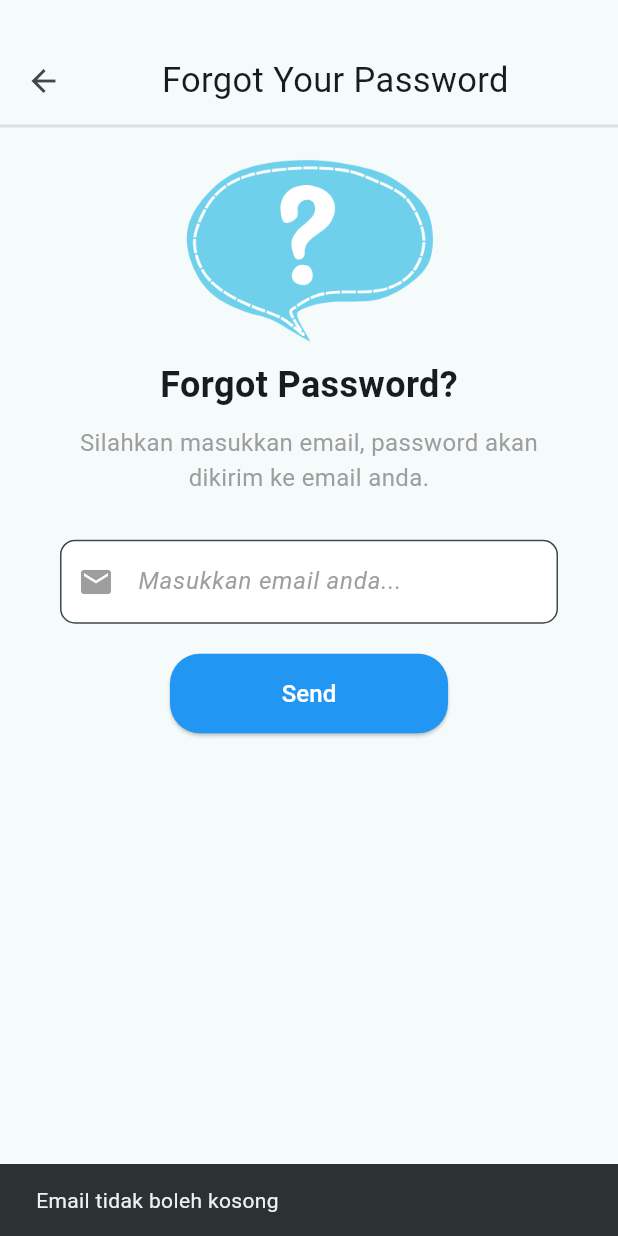
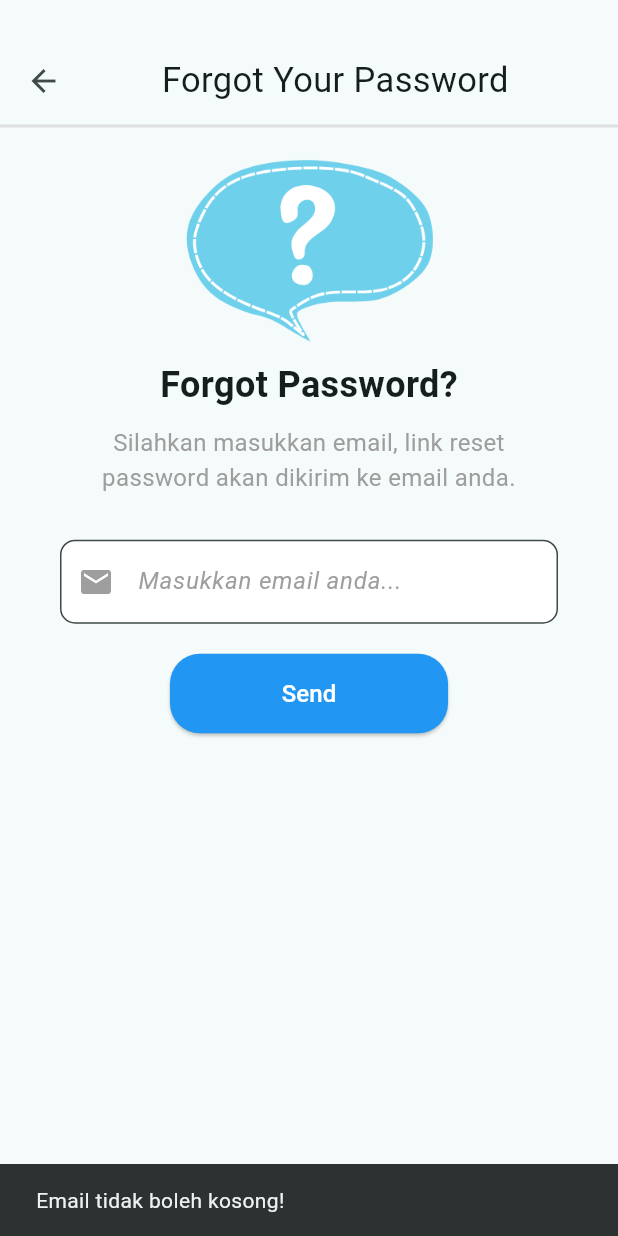
Before and after one commit to LawlietEL/nyuumon, a Flutter app: the ForgetPasswordPage screen opened by its route, after a tap on "Send", on a phone screen of 412 x 824 dp. Run offline on Flutter 3.47's test engine with Material 3 defaults, Android fonts, the phone set to English and light mode, and no system bars; our stand-ins replace bloc, cloud_firestore, equatable, firebase_auth, firebase_core, flutter_bloc and 1 more; accounts and stored records are empty.

Commit message:
Memperbaiki redaksi

```diff
--- a/lib/pages/forget_password_page.dart
+++ b/lib/pages/forget_password_page.dart
@@ -24,7 +24,9 @@ class ForgetPasswordPage extends StatelessWidget {
 
           if (state is ForgetpasswordSuccess) {
             ScaffoldMessenger.of(context).showSnackBar(
-              const SnackBar(content: Text('Password reset email sent')),
+              const SnackBar(
+                  content:
+                      Text('Link Reset Password Telah Dikirim ke Email Anda')),
             );
           } else if (state is ForgetpasswordError) {
             ScaffoldMessenger.of(context).showSnackBar(
@@ -76,7 +78,7 @@ class ForgetPasswordPage extends StatelessWidget {
               const Padding(
                 padding: EdgeInsets.symmetric(horizontal: 40),
                 child: Text(
-                  'Silahkan masukkan email, password akan dikirim ke email anda.',
+                  'Silahkan masukkan email, link reset password akan dikirim ke email anda.',
                   style: TextStyle(fontSize: 16, color: Colors.grey),
                   textAlign: TextAlign.center,
                 ),
@@ -113,7 +115,7 @@ class ForgetPasswordPage extends StatelessWidget {
                     } else {
                       ScaffoldMessenger.of(context).showSnackBar(
                         const SnackBar(
-                            content: Text('Email tidak boleh kosong')),
+                            content: Text('Email tidak boleh kosong!')),
                       );
                     }
                   },
```
